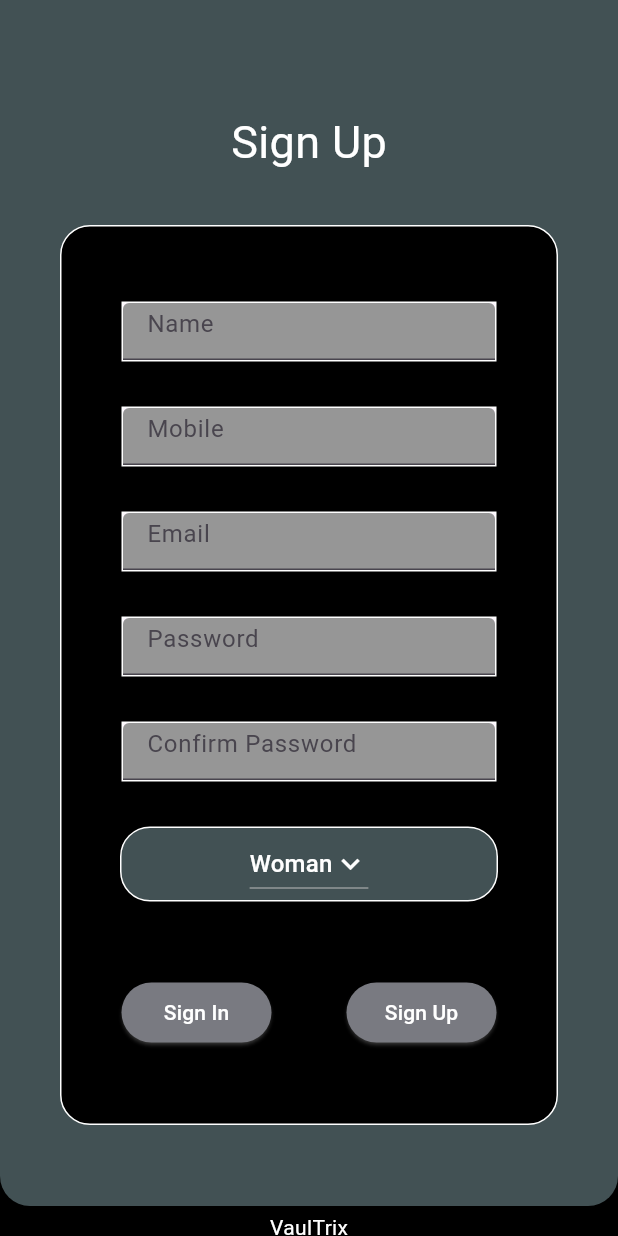
After one commit to Sanmitha-Sadhishkumar/VaulTrix, a Flutter app: the screen it shows after launch, after a tap on "Sign Up", on a phone screen of 412 x 824 dp. The commit adds this screen. Run offline on Flutter 3.47's test engine with Material 3 defaults, Android fonts, the light colour scheme and no system bars; our stand-ins replace firebase_core, flutter_switch; accounts and stored records are empty.

Commit message:
added sign in and sign up

```diff
--- /dev/null
+++ b/app/lib/Elements/CustomDialog.dart
@@ -0,0 +1,61 @@
+import 'package:flutter/material.dart';
+import 'package:flutter/painting.dart';
+import '../elements/SettingsDrawer.dart';
+import '../elements/HelperMessage.dart';
+import '../colorThemes.dart';
+
+class CustomDialog extends StatefulWidget {
+  final String title;
+  final String content;
+  const CustomDialog({super.key, required this.title, required this.content});
+
+  @override
+  State<CustomDialog> createState() => _CustomDialogState();
+}
+
+class _CustomDialogState extends State<CustomDialog> {
+  @override
+  Widget build(BuildContext context) {
+    return AlertDialog(
+      backgroundColor: currentTheme['Button_Color'],
+      title: Row(
+        mainAxisAlignment:MainAxisAlignment.center,
+        children:[
+          Text(
+            widget.title,
+            style:TextStyle(
+              color:currentTheme['VaultrixColor'],
+            ),
+          ),
+        ],
+      ),
+      content: Row(
+        mainAxisAlignment:MainAxisAlignment.center,
+        children:[
+          Text(
+            widget.content,
+            style:TextStyle(
+              color:currentTheme['VaultrixColor'],
+            ),
+          ),
+        ],
+      ),
+      actions: <Widget>[
+        TextButton(
+          onPressed: () => Navigator.pop(context, 'OK'),
+          child: Row(
+            mainAxisAlignment:MainAxisAlignment.center,
+            children:[
+              Text(
+                'OK',
+                style:TextStyle(
+                  color:currentTheme['VaultrixColor'],
+                ),
+              ),
+            ],
+          ),
+        ),
+      ],
+    );
+  }
+}
--- a/app/lib/Elements/CustomElevatedButton.dart
+++ b/app/lib/Elements/CustomElevatedButton.dart
@@ -2,6 +2,8 @@ import 'package:flutter/material.dart';
 import 'package:flutter/painting.dart';
 import '../colorThemes.dart';
 import '../screens/HomeLayout.dart';
+import '../screens/Signup.dart';
+import '../screens/Signin.dart';
 
 class CustomElevatedButton extends StatefulWidget {
   final String msg;
@@ -22,6 +24,16 @@ class _CustomElevatedButtonState extends State<CustomElevatedButton> {
               context,
               MaterialPageRoute(builder: (context) => HomeLayout()),
             );
+          } else if(widget.nav=='signup'){
+            Navigator.push(
+              context,
+              MaterialPageRoute(builder: (context) => Signup()),
+            );
+          } else if(widget.nav=='signin'){
+            Navigator.push(
+              context,
+              MaterialPageRoute(builder: (context) => Signin()),
+            );
           }
         },
         style: ElevatedButton.styleFrom(
--- /dev/null
+++ b/app/lib/Elements/CustomTextFields.dart
@@ -0,0 +1,33 @@
+import 'package:flutter/material.dart';
+import 'package:flutter/painting.dart';
+import '../colorThemes.dart';
+
+class CustomTextFields extends StatelessWidget {
+  final String hintText;
+  const CustomTextFields({super.key, required this.hintText});
+
+  @override
+  Widget build(BuildContext context) {
+    return Container(
+      decoration: BoxDecoration(
+        border: Border.all(color: Colors.white),
+        borderRadius: BorderRadius.circular(0),
+        color: currentTheme['HelperBgColor'],
+      ),
+      width: 250,
+      height: 40,
+      child:Material(
+        child:TextField(
+          decoration: InputDecoration(
+            hintText: this.hintText,
+            filled: true,
+            fillColor: currentTheme['fillColor'],
+          ),
+          style: TextStyle(fontSize: 16.0, height: 2.0, color: Colors.black),
+          cursorHeight: 16,
+          cursorOpacityAnimates: true,
+        ),
+      ),
+    );
+  }
+}
--- a/app/lib/Elements/FeatureTile.dart
+++ b/app/lib/Elements/FeatureTile.dart
@@ -36,6 +36,7 @@ class _FeatureTileState extends State<FeatureTile> {
           Text(
             widget.msg,
             style: TextStyle(
+              color: currentTheme['VaultrixColor'],
               fontSize: 20,
             ),
           ),
--- a/app/lib/Elements/ProfileTile.dart
+++ b/app/lib/Elements/ProfileTile.dart
@@ -33,6 +33,7 @@ class ProfileTile extends StatelessWidget {
           Text(
             this.Key,
             style: TextStyle(
+              color: currentTheme['VaultrixColor'],
               fontSize: Font(),
             ),
           ),
@@ -40,6 +41,7 @@ class ProfileTile extends StatelessWidget {
           Text(
             this.Value,
             style: TextStyle(
+              color: currentTheme['VaultrixColor'],
               fontSize: Font(),
             ),),
         ],
--- a/app/lib/Elements/QuickAccessTile.dart
+++ b/app/lib/Elements/QuickAccessTile.dart
@@ -66,34 +66,3 @@ class _QuickAccessTileState extends State<QuickAccessTile> with TickerProviderSt
     );
   }
 }
-
-
-class QuickAccessFields extends StatelessWidget {
-  final String hintText;
-  const QuickAccessFields({super.key, required this.hintText});
-
-  @override
-  Widget build(BuildContext context) {
-    return Container(
-      decoration: BoxDecoration(
-        border: Border.all(color: Colors.white),
-        borderRadius: BorderRadius.circular(0),
-        color: currentTheme['HelperBgColor'],
-      ),
-      width: 250,
-      height: 40,
-      child:Material(
-        child:TextField(
-          decoration: InputDecoration(
-            hintText: this.hintText,
-            filled: true,
-            fillColor: currentTheme['fillColor'],
-          ),
-          style: TextStyle(fontSize: 16.0, height: 2.0, color: Colors.black),
-          cursorHeight: 16,
-          cursorOpacityAnimates: true,
-        ),
-      ),
-    );
-  }
-}
--- a/app/lib/colorThemes.dart
+++ b/app/lib/colorThemes.dart
@@ -21,4 +21,4 @@ Map<String, Color> Home_Light_theme = {
   "DrawerHeader":Color.fromARGB(255, 248, 152, 27),
 };
 
-Map<String,Color> currentTheme = Home_Light_theme;
+Map<String,Color> currentTheme = Home_Dark_theme;
--- a/app/lib/main.dart
+++ b/app/lib/main.dart
@@ -4,11 +4,12 @@ import 'screens/HomeLayout.dart';
 import 'colorThemes.dart';
 import 'package:firebase_core/firebase_core.dart';
 import 'firebase_options.dart';
+import 'screens/Signin.dart';
 
 void main() async {
-  await Firebase.initializeApp(
+  /*await Firebase.initializeApp(
     options: DefaultFirebaseOptions.currentPlatform,
-  );
+  );*/
   runApp(const MyApp());
 }
 
@@ -25,7 +26,7 @@ class MyApp extends StatelessWidget {
         colorScheme: ColorScheme.fromSeed(seedColor: Colors.deepPurple),
         useMaterial3: true,
       ),
-      home: HomeLayout(),
+      home: Signin(),
     );
   }
 }
--- a/app/lib/screens/HomeLayout.dart
+++ b/app/lib/screens/HomeLayout.dart
@@ -3,6 +3,7 @@ import 'package:flutter/painting.dart';
 import '../elements/SettingsDrawer.dart';
 import '../elements/HelperMessage.dart';
 import '../colorThemes.dart';
+import '../elements/CustomDialog.dart';
 
 class HomeLayout extends StatefulWidget {
   const HomeLayout({super.key});
@@ -46,6 +47,12 @@ class _HomeLayout extends State<HomeLayout> {
                           ),
                           onPressed: (){
                             print("Pressed");
+                            /*showDialog(context: context, barrierDismissible: false, builder: (BuildContext context)
+                            {
+                              return WillPopScope(
+                                  onWillPop: () => Future.value(false),
+                                  child:CustomDialog(title: 'Danger',content: 'She is in Danger'));
+                            });*/
                           },
                           onLongPress: (){
                             print("Long Pressed");
--- a/app/lib/screens/Password.dart
+++ b/app/lib/screens/Password.dart
@@ -4,6 +4,7 @@ import 'package:flutter/painting.dart';
 import '../elements/SettingsDrawer.dart';
 import '../elements/CustomElevatedButton.dart';
 import '../colorThemes.dart';
+import '../elements/CustomTextFields.dart';
 
 class ChangePasswordLayout extends StatefulWidget {
   const ChangePasswordLayout({super.key});
@@ -72,17 +73,17 @@ class _ChangePasswordLayoutState extends State<ChangePasswordLayout> {
                       child:Column(
                         children: [
                           SizedBox(height:30),
-                          const QuickAccessFields(
+                          const CustomTextFields(
                             hintText: 'Current Password',
                           ),
                           SizedBox(height:10),
                           CustomElevatedButton(msg: 'Confirm', nav:''),
                           SizedBox(height:40),
-                          const QuickAccessFields(
+                          const CustomTextFields(
                             hintText: 'New Password',
                           ),
                           SizedBox(height:10),
-                          const QuickAccessFields(
+                          const CustomTextFields(
                             hintText: 'Confirm Password',
                           ),
                           SizedBox(height:10),
--- a/app/lib/screens/QuickAccess.dart
+++ b/app/lib/screens/QuickAccess.dart
@@ -5,6 +5,7 @@ import '../elements/SettingsDrawer.dart';
 import '../colorThemes.dart';
 import '../screens/HomeLayout.dart';
 import '../elements/CustomElevatedButton.dart';
+import '../elements/CustomTextFields.dart';
 
 class QuickAccessList extends StatelessWidget {
   const QuickAccessList({super.key });
@@ -84,11 +85,11 @@ class QuickAccessList extends StatelessWidget {
                                     ),
                                   ),
                                   SizedBox(height: 20,),
-                                  QuickAccessFields(hintText: 'Contact Name'),
+                                  CustomTextFields(hintText: 'Contact Name'),
                                   SizedBox(height: 10,),
-                                  QuickAccessFields(hintText: 'Contact Number'),
+                                  CustomTextFields(hintText: 'Contact Number'),
                                   SizedBox(height: 10,),
-                                  QuickAccessFields(hintText: 'Contact Relation'),
+                                  CustomTextFields(hintText: 'Contact Relation'),
                                   SizedBox(height: 20,),
                                   CustomElevatedButton(msg: 'Add', nav: '')
                               ],
--- /dev/null
+++ b/app/lib/screens/Signin.dart
@@ -0,0 +1,110 @@
+import 'package:flutter/material.dart';
+import 'package:flutter/painting.dart';
+import '../colorThemes.dart';
+import '../elements/CustomTextFields.dart';
+import '../elements/CustomElevatedButton.dart';
+
+class Signin extends StatefulWidget {
+  const Signin({super.key});
+
+  @override
+  State<Signin> createState() => _SigninState();
+}
+
+class _SigninState extends State<Signin> {
+  @override
+  Widget build(BuildContext context) {
+    return Scaffold(
+      body:Column(
+        children: <Widget>[Flexible(
+          flex: 2,
+          fit: FlexFit.tight,
+          child:Container(
+            color: currentTheme['OuterContainerColor'],
+            child: Column(
+              children:<Widget>[
+                Container(
+                  decoration: ShapeDecoration(
+                    shape: RoundedRectangleBorder(
+                      borderRadius: BorderRadius.only(
+                        bottomLeft:Radius.circular(20),
+                        bottomRight:Radius.circular(20),
+                      ),
+                    ),
+                    color: currentTheme['InnerContainerColor'],
+                  ),
+
+                  child:Column(
+                    children: <Widget>[
+                      SizedBox(
+                        width:MediaQuery.of(context).size.width,
+                        height:200,
+                      ),
+                      Text(
+                        "Sign In",
+                        style:TextStyle(
+                            height: 3,
+                            fontSize: 30,
+                            color: currentTheme['VaultrixColor']
+                        ),
+                      ),
+                      SizedBox(height:20),
+                      Container(
+                        width: MediaQuery.of(context).size.width-80,
+                        decoration:BoxDecoration(
+                          border:Border.all(color:currentTheme['VaultrixColor']!),
+                          borderRadius: BorderRadius.circular(20),
+                          color:currentTheme['OuterContainerColor'],
+                        ),
+                        child:Column(
+                          children:[
+                            SizedBox(height:50),
+                            CustomTextFields(hintText:'Your Email'),
+                            SizedBox(height:30),
+                            CustomTextFields(hintText:'Password'),
+                            SizedBox(height:50),
+                            Row(
+                              mainAxisAlignment:MainAxisAlignment.center,
+                              children:[
+                                CustomElevatedButton(
+                                  msg:"Sign In",
+                                  nav:'otp',
+                                ),
+                                SizedBox(width:50),
+                                CustomElevatedButton(
+                                  msg:"Sign Up",
+                                  nav:'signup',
+                                ),
+                              ],
+                            ),
+                            SizedBox(height:50),
+                          ],
+                        ),
+                      ),
+                      SizedBox(
+                        height:MediaQuery.of(context).size.height-640,
+                      ),
+                    ],
+                  ),
+                ),
+
+                SizedBox(
+                  height:20,
+                  child:Text(
+                    "VaulTrix",
+                    style:TextStyle(
+                        height: 2,
+                        //fontSize: 10,
+                        color: currentTheme['VaultrixColor']
+                    ),
+                  ),
+                ),
+              ],
+            ),
+          ),
+        ),
+        ],
+      ),
+    );
+  }
+}
--- /dev/null
+++ b/app/lib/screens/Signup.dart
@@ -0,0 +1,164 @@
+import 'package:flutter/material.dart';
+import 'package:flutter/painting.dart';
+import '../colorThemes.dart';
+import '../elements/CustomElevatedButton.dart';
+import '../elements/CustomTextFields.dart';
+
+class Signup extends StatefulWidget {
+  const Signup({super.key});
+
+  @override
+  State<Signup> createState() => _SignupState();
+}
+
+class _SignupState extends State<Signup> {
+
+String dropdownvalue = 'Woman';
+  var items = [
+    'Woman',
+    'Child',
+  ];
+  @override
+  Widget build(BuildContext context) {
+    return Scaffold(
+      body:Column(
+        children: <Widget>[Flexible(
+          flex: 2,
+          fit: FlexFit.tight,
+          child:Container(
+            color: currentTheme['OuterContainerColor'],
+            child: Column(
+              children:<Widget>[
+                Container(
+                  decoration: ShapeDecoration(
+                    shape: RoundedRectangleBorder(
+                      borderRadius: BorderRadius.only(
+                        bottomLeft:Radius.circular(20),
+                        bottomRight:Radius.circular(20),
+                      ),
+                    ),
+                    color: currentTheme['InnerContainerColor'],
+                  ),
+
+                  child:Column(
+                    children: <Widget>[
+                      SizedBox(
+                        width:MediaQuery.of(context).size.width,
+                        height:50,
+                      ),
+                      Text(
+                        "Sign Up",
+                        style:TextStyle(
+                            height: 3,
+                            fontSize: 30,
+                            color: currentTheme['VaultrixColor']
+                        ),
+                      ),
+                      SizedBox(height:10),
+                      Container(
+                        width: MediaQuery.of(context).size.width-80,
+                        decoration:BoxDecoration(
+                          border:Border.all(color:currentTheme['VaultrixColor']!),
+                          borderRadius: BorderRadius.circular(20),
+                          color:currentTheme['OuterContainerColor'],
+                        ),
+                        child:Column(
+                          children:[
+                            SizedBox(height:50),
+                            CustomTextFields(hintText:'Name'),
+                            SizedBox(height:30),
+                            CustomTextFields(hintText:'Mobile'),
+                            SizedBox(height:30),
+                            CustomTextFields(hintText:'Email'),
+                            SizedBox(height:30),
+                            CustomTextFields(hintText:'Password'),
+                            SizedBox(height:30),
+                            CustomTextFields(hintText:'Confirm Password'),
+                            SizedBox(height:30),
+                            Container(
+                              width:MediaQuery.of(context).size.width-160,
+                              decoration:BoxDecoration(
+                                border:Border.all(color:currentTheme['VaultrixColor']!),
+                                borderRadius: BorderRadius.circular(20),
+                                color:currentTheme['InnerContainerColor'],
+                              ),
+                              child: Row(
+                                mainAxisAlignment:MainAxisAlignment.center,
+                                children:[
+                                  Theme(
+                                    data: Theme.of(context).copyWith(
+                                    canvasColor: currentTheme['fillColor'],
+                                  ),
+                                  child: DropdownButton(
+                                    value: dropdownvalue,
+                                    iconDisabledColor:currentTheme['VaultrixColor'],
+                                    iconEnabledColor:currentTheme['VaultrixColor'],
+                                    focusColor:currentTheme['VaultrixColor'],
+                                    icon: const Icon(Icons.keyboard_arrow_down),
+                                    items: items.map((String items) {
+                                      return DropdownMenuItem(
+                                        value: items,
+                                        child: Text(
+                                          items,
+                                          style: TextStyle(
+                                            color:currentTheme['VaultrixColor'],
+                                          ),
+                                        ),
+                                      );
+                                    }).toList(),
+                                    onChanged: (String? newValue) {
+                                      setState(() {
+                                        dropdownvalue = newValue!;
+                                      });
+                                      },
+                                  ),
+                                  ),
+                                ],
+                              ),
+                            ),
+                            SizedBox(height:50),
+                            Row(
+                              mainAxisAlignment:MainAxisAlignment.center,
+                              children:[
+                                CustomElevatedButton(
+                                  msg:"Sign In",
+                                  nav:'signin',
+                                ),
+                                SizedBox(width:50),
+                                CustomElevatedButton(
+                                  msg:"Sign Up",
+                                  nav:'otp',
+                                ),
+                              ],
+                            ),
+                            SizedBox(height:50),
+                          ],
+                        ),
+                      ),
+                      SizedBox(
+                        height:MediaQuery.of(context).size.height-770,
+                      ),
+                    ],
+                  ),
+                ),
+
+                SizedBox(
+                  height:20,
+                  child:Text(
+                    "VaulTrix",
+                    style:TextStyle(
+                        height: 2,
+                        //fontSize: 10,
+                        color: currentTheme['VaultrixColor']
+                    ),
+                  ),
+                ),
+              ],
+            ),
+          ),
+        ),
+        ],
+      ),
+    );
+  }
+}
```
